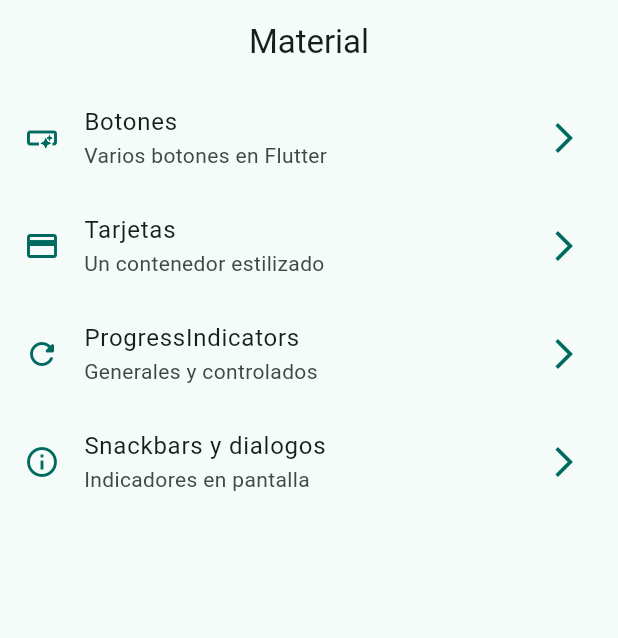
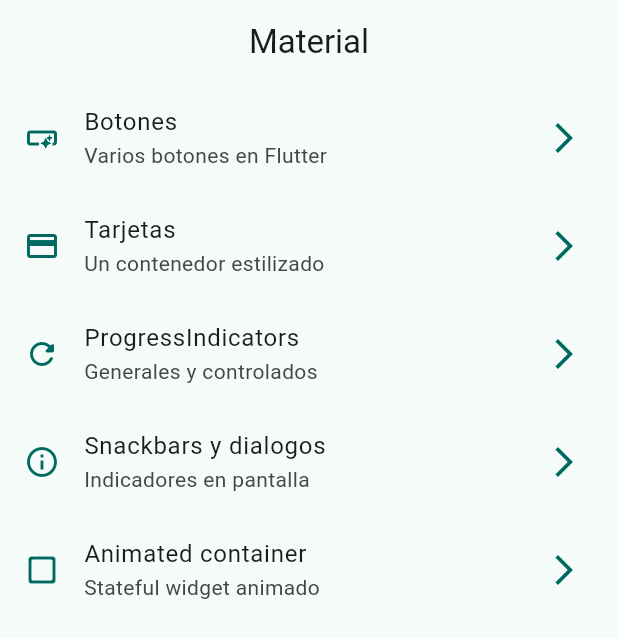
Before and after one commit to intimayta/widgets_app, a Flutter app: the screen it shows after launch, on a phone screen of 412 x 824 dp. Shown: the top 638 px of the screen. Run offline on Flutter 3.47's test engine with Material 2 defaults, Android fonts, the phone set to English and light mode, and no system bars; our stand-ins replace go_router.

Commit message:
animated container

```diff
--- a/lib/config/menu/menu_items.dart
+++ b/lib/config/menu/menu_items.dart
@@ -34,4 +34,9 @@ const appMenuItems = <MenuItem>[
       subTitle: 'Indicadores en pantalla',
       link: '/snackbars',
       icon: Icons.info_outline),
+  MenuItem(
+      title: 'Animated container',
+      subTitle: 'Stateful widget animado',
+      link: '/animated',
+      icon: Icons.check_box_outline_blank_rounded),
 ];
--- a/lib/config/router/app_router.dart
+++ b/lib/config/router/app_router.dart
@@ -30,5 +30,10 @@ final appRouter = GoRouter(
       name: SnackbarScreen.name,
       builder: (context, state) => const SnackbarScreen(),
     ),
+    GoRoute(
+      path: '/animated',
+      name: AnimatedScreen.name,
+      builder: (context, state) => const AnimatedScreen(),
+    ),
   ],
 );
```
Also changed, not shown: lib/presentation/screens/animated/animated_screen.dart (+43 -2 lines).
